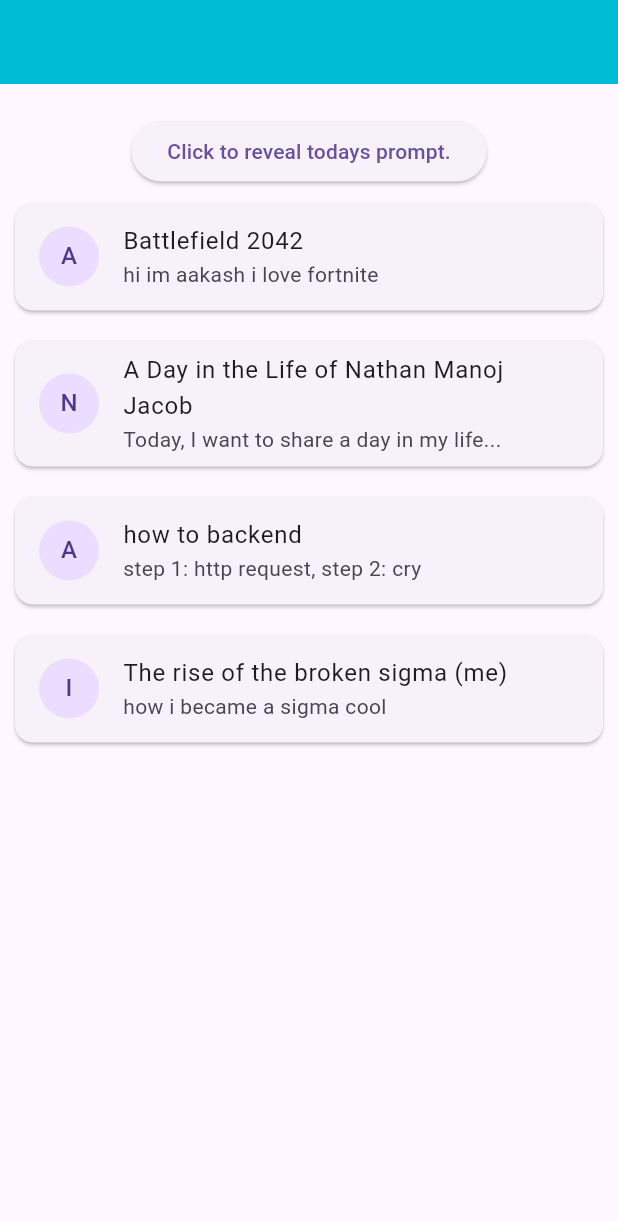
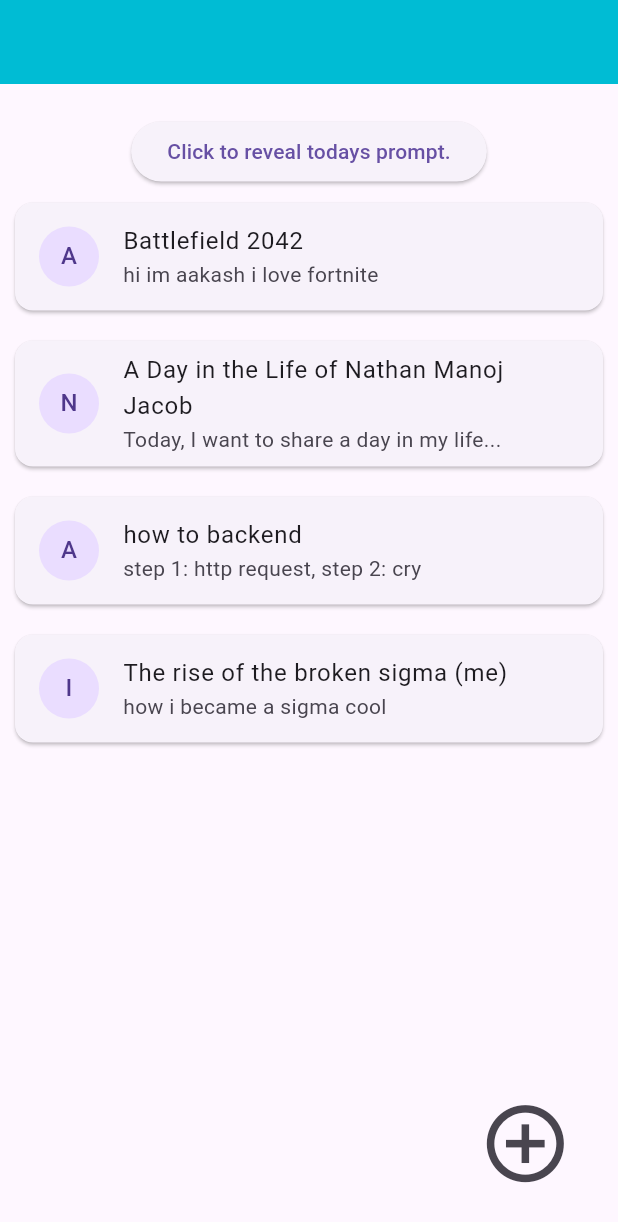
Before and after one commit to IK-49/Scribe, a Flutter app: the screen it shows after launch, after a tap on "placeholder for google login", on a phone screen of 412 x 824 dp. Shown: the top 1222 px of the screen. Run offline on Flutter 3.47's test engine with Material 3 defaults, Android fonts, the phone set to English and light mode, and no system bars; network calls fail.

Commit message:
~ new post button added
~ the button is temporary until the app bar is created, but it should link to the new post page in order to create a new post
~ the dynamic size scaling is also subject to logical bugs

```diff
--- a/lib/feed.dart
+++ b/lib/feed.dart
@@ -2,6 +2,7 @@ import 'package:flutter/material.dart';
 import 'package:http/http.dart' as http;
 import 'dart:convert';
 import 'post.dart';
+import 'new_post.dart';
 
 class Feed extends StatefulWidget {
   const Feed({super.key});
@@ -56,6 +57,8 @@ class _FeedState extends State<Feed> {
     } */
   }
 
+  void click() {}
+
   @override
   Widget build(BuildContext context) {
     return Scaffold(
@@ -102,6 +105,18 @@ class _FeedState extends State<Feed> {
                               child: Text(post.user[0].toUpperCase()),
                             )));
                   })),
+          Align(
+              alignment: Alignment.bottomRight,
+              child: SizedBox(
+                  height: MediaQuery.of(context).size.height * 0.15,
+                  width: MediaQuery.of(context).size.height * 0.15,
+                  child: FittedBox(
+                      child: IconButton(
+                        icon: Icon(Icons.add_circle_outline),
+                        onPressed: () {
+                          Navigator.push(context, MaterialPageRoute(builder: (context) => NewPost()));
+                        },
+                  )))),
         ],
       ),
     );
--- a/lib/login.dart
+++ b/lib/login.dart
@@ -37,6 +37,9 @@ class _BodyState extends State<Body> {
         alignment: Alignment.center,
         child: ElevatedButton(
             child: const Text("placeholder for google login"),
-            onPressed: click));
+            onPressed: () {
+              Navigator.pushReplacement(
+                  context, MaterialPageRoute(builder: (context) => Feed()));
+            }));
   }
 }
```
Also changed, not shown: lib/new_post.dart (added, +16 -0 lines).
